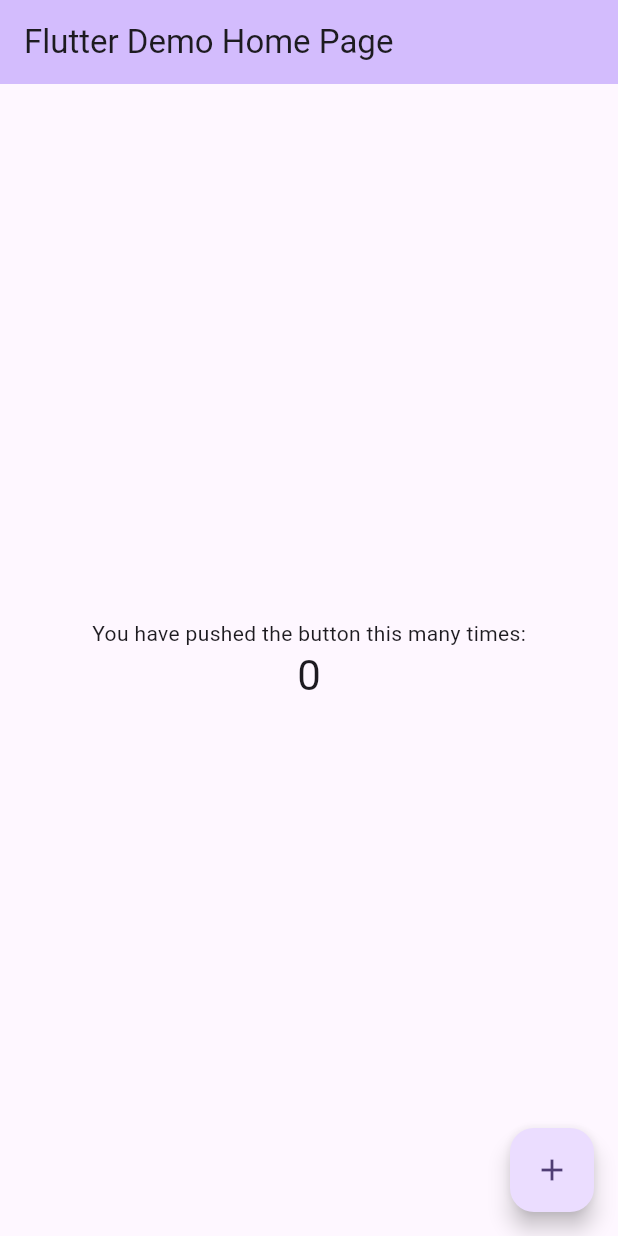
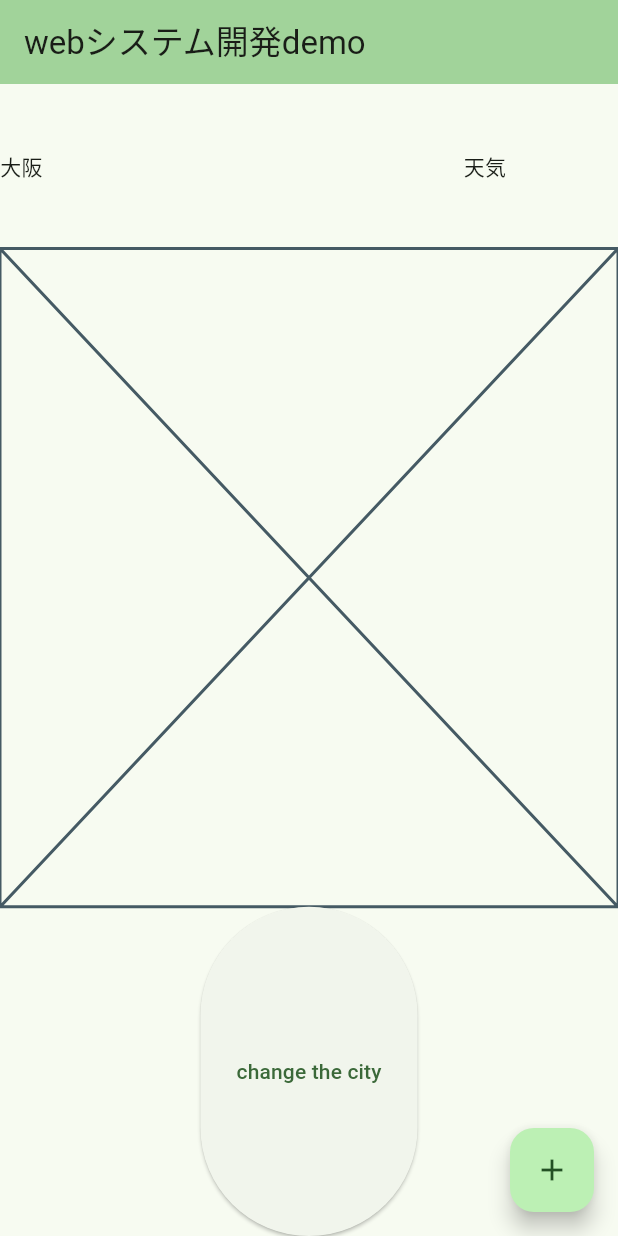
Before and after one commit to oit-kobayashi/wsd25kobayashi, a Flutter app: the screen it shows after launch, on a phone screen of 412 x 824 dp. Run offline on Flutter 3.47's test engine with Material 3 defaults, Android fonts, the phone set to English and light mode, and no system bars.

Commit message:
edit: 0421 on the lecture update

```diff
--- a/wsdclient/lib/main.dart
+++ b/wsdclient/lib/main.dart
@@ -7,28 +7,12 @@
 class MyApp extends StatelessWidget {
   const MyApp({super.key});
 
-  // This widget is the root of your application.
   @override
   Widget build(BuildContext context) {
     return MaterialApp(
       title: 'Flutter Demo',
       theme: ThemeData(
-        // This is the theme of your application.
-        //
-        // TRY THIS: Try running your application with "flutter run". You'll see
-        // the application has a purple toolbar. Then, without quitting the app,
-        // try changing the seedColor in the colorScheme below to Colors.green
-        // and then invoke "hot reload" (save your changes or press the "hot
-        // reload" button in a Flutter-supported IDE, or press "r" if you used
-        // the command line to start the app).
-        //
-        // Notice that the counter didn't reset back to zero; the application
-        // state is not lost during the reload. To reset the state, use hot
-        // restart instead.
-        //
-        // This works for code too, not just values: Most code changes can be
-        // tested with just a hot reload.
-        colorScheme: ColorScheme.fromSeed(seedColor: Colors.deepPurple),
+        colorScheme: ColorScheme.fromSeed(seedColor: Colors.green),
         useMaterial3: true,
       ),
       home: const MyHomePage(title: 'Flutter Demo Home Page'),
@@ -38,16 +22,6 @@
 
 class MyHomePage extends StatefulWidget {
   const MyHomePage({super.key, required this.title});
-
-  // This widget is the home page of your application. It is stateful, meaning
-  // that it has a State object (defined below) that contains fields that affect
-  // how it looks.
-
-  // This class is the configuration for the state. It holds the values (in this
-  // case the title) provided by the parent (in this case the App widget) and
-  // used by the build method of the State. Fields in a Widget subclass are
-  // always marked "final".
-
   final String title;
 
   @override
@@ -56,62 +30,43 @@
 
 class _MyHomePageState extends State<MyHomePage> {
   int _counter = 0;
+  int _cityIndex = 0;
+
+  final _cities = ["大阪", "名古屋", "東京"];
 
   void _incrementCounter() {
     setState(() {
-      // This call to setState tells the Flutter framework that something has
-      // changed in this State, which causes it to rerun the build method below
-      // so that the display can reflect the updated values. If we changed
-      // _counter without calling setState(), then the build method would not be
-      // called again, and so nothing would appear to happen.
       _counter++;
     });
   }
 
   @override
   Widget build(BuildContext context) {
-    // This method is rerun every time setState is called, for instance as done
-    // by the _incrementCounter method above.
-    //
-    // The Flutter framework has been optimized to make rerunning build methods
-    // fast, so that you can just rebuild anything that needs updating rather
-    // than having to individually change instances of widgets.
     return Scaffold(
       appBar: AppBar(
-        // TRY THIS: Try changing the color here to a specific color (to
-        // Colors.amber, perhaps?) and trigger a hot reload to see the AppBar
-        // change color while the other colors stay the same.
         backgroundColor: Theme.of(context).colorScheme.inversePrimary,
-        // Here we take the value from the MyHomePage object that was created by
-        // the App.build method, and use it to set our appbar title.
-        title: Text(widget.title),
+        title: Text("webシステム開発demo"),
       ),
       body: Center(
-        // Center is a layout widget. It takes a single child and positions it
-        // in the middle of the parent.
         child: Column(
-          // Column is also a layout widget. It takes a list of children and
-          // arranges them vertically. By default, it sizes itself to fit its
-          // children horizontally, and tries to be as tall as its parent.
-          //
-          // Column has various properties to control how it sizes itself and
-          // how it positions its children. Here we use mainAxisAlignment to
-          // center the children vertically; the main axis here is the vertical
-          // axis because Columns are vertical (the cross axis would be
-          // horizontal).
-          //
-          // TRY THIS: Invoke "debug painting" (choose the "Toggle Debug Paint"
-          // action in the IDE, or press "p" in the console), to see the
-          // wireframe for each widget.
-          mainAxisAlignment: MainAxisAlignment.center,
+          mainAxisAlignment: MainAxisAlignment.start,
           children: <Widget>[
-            const Text(
-              'You have pushed the button this many times:',
-            ),
-            Text(
-              '$_counter',
-              style: Theme.of(context).textTheme.headlineMedium,
-            ),
+            Expanded(
+                flex: 1,
+                child: Row(children: [
+                  Expanded(flex: 3, child: Text(_cities[_cityIndex])),
+                  Expanded(flex: 1, child: Text("天気")),
+                ])),
+            Expanded(flex: 4, child: Placeholder()),
+            Expanded(
+                flex: 2,
+                child: ElevatedButton(
+                    child: Text("change the city"),
+                    onPressed: () {
+                      setState(() {
+                        _cityIndex = (_cityIndex + 1) % _cities.length;
+                      });
+                    })),
           ],
         ),
       ),
@@ -119,7 +74,7 @@
         onPressed: _incrementCounter,
         tooltip: 'Increment',
         child: const Icon(Icons.add),
-      ), // This trailing comma makes auto-formatting nicer for build methods.
+      ),
     );
   }
 }
```
Also changed, not shown: wsdclient/pubspec.lock.
